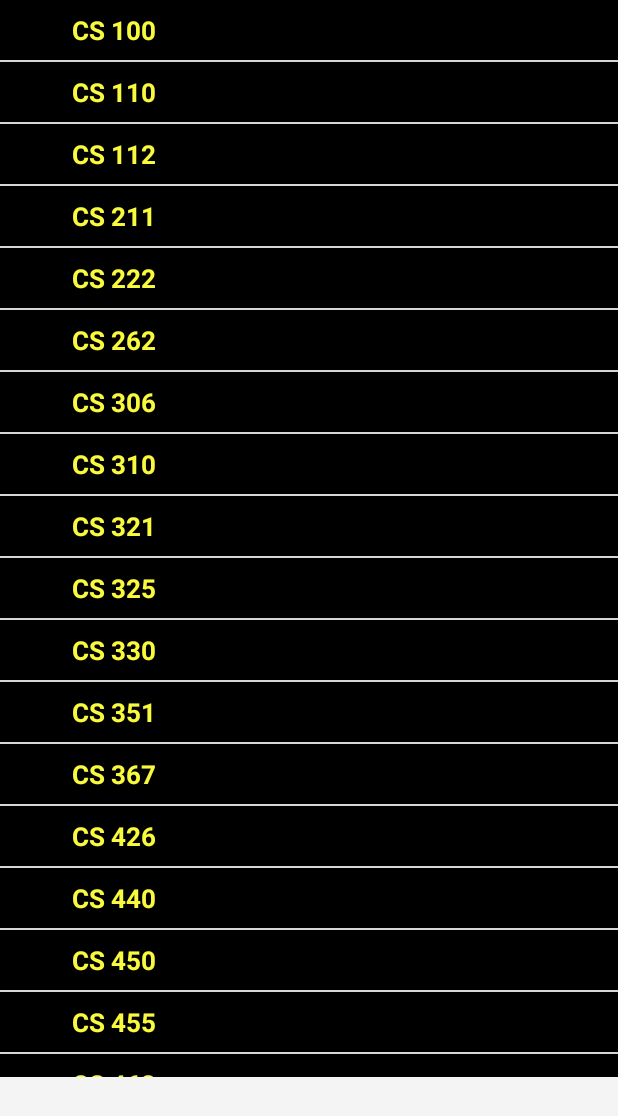
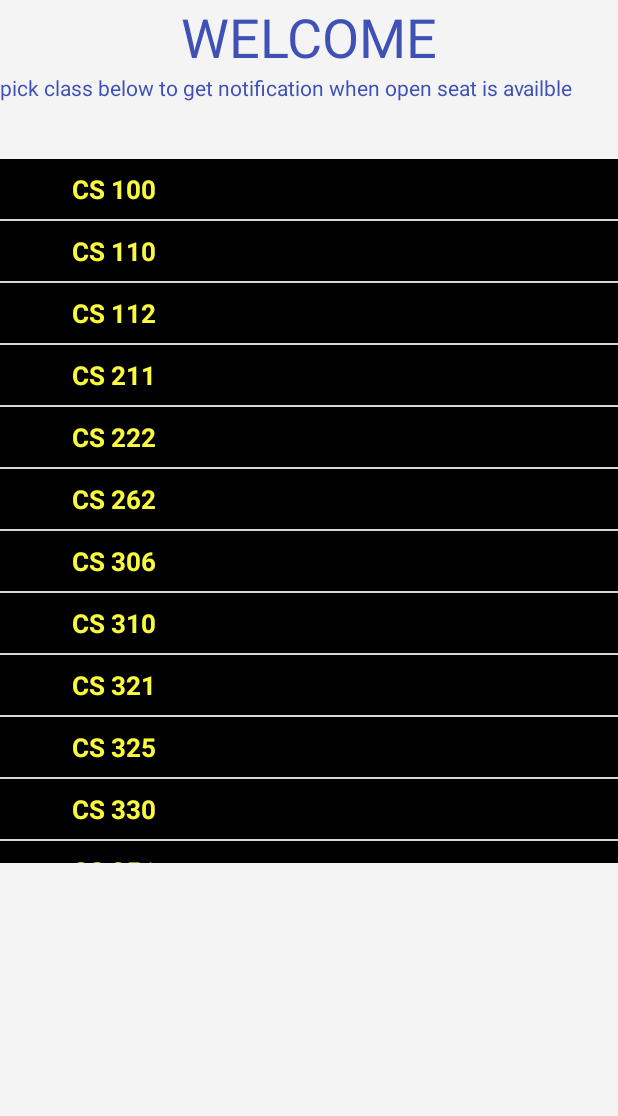
Before and after one commit to kedbirhan/Course-Tracker-app, an Android app: the screen it shows after launch (MainActivity), on a phone screen of 412 x 824 dp. Shown: the top 1116 px of the screen. Run offline under Robolectric (Android 15) with nearby library versions, the phone set to English and light mode, and no system bars.

Commit message:
ui update

```diff
--- a/app/src/main/java/com/example/tester/ExpandableListAdapter.java
+++ b/app/src/main/java/com/example/tester/ExpandableListAdapter.java
@@ -54,7 +54,7 @@ public class ExpandableListAdapter extends BaseExpandableListAdapter {
         TextView txtListChild1 = (TextView) convertView
                 .findViewById(R.id.date);
 
-        txtListChild.setText(val[0] + " " + val[5] + "  " + val[4] );
+        txtListChild.setText("Section: "+ val[0] + "\t Instructor: " + val[5] + "\t CRN: " + val[4] );
         txtListChild1.setText(val[2] + "    " + val[3]);
         return convertView;
     }
--- a/app/src/main/res/layout/activity_main.xml
+++ b/app/src/main/res/layout/activity_main.xml
@@ -5,9 +5,23 @@
     android:orientation="vertical"
     android:background="#f4f4f4" >
 
+    <TextView
+        android:layout_width="match_parent"
+        android:layout_height="wrap_content"
+        android:text="WELCOME"
+        android:textAlignment="center"
+        android:textColor="#3F51B5"
+        android:textSize="36sp" />
+
+    <TextView
+        android:layout_width="match_parent"
+        android:layout_height="57dp"
+        android:text="pick class below to get notification when open seat is availble"
+        android:textColor="#3F51B5" />
+
     <ExpandableListView
         android:id="@+id/lvExp"
         android:layout_width="match_parent"
-        android:layout_height="718dp" />
+        android:layout_height="469dp" />
 
 </LinearLayout>
```
Also changed, not shown: app/src/main/java/com/example/tester/MainActivity.java (+4 -3 lines), app/src/main/res/layout/list_item.xml (+6 -4 lines).
